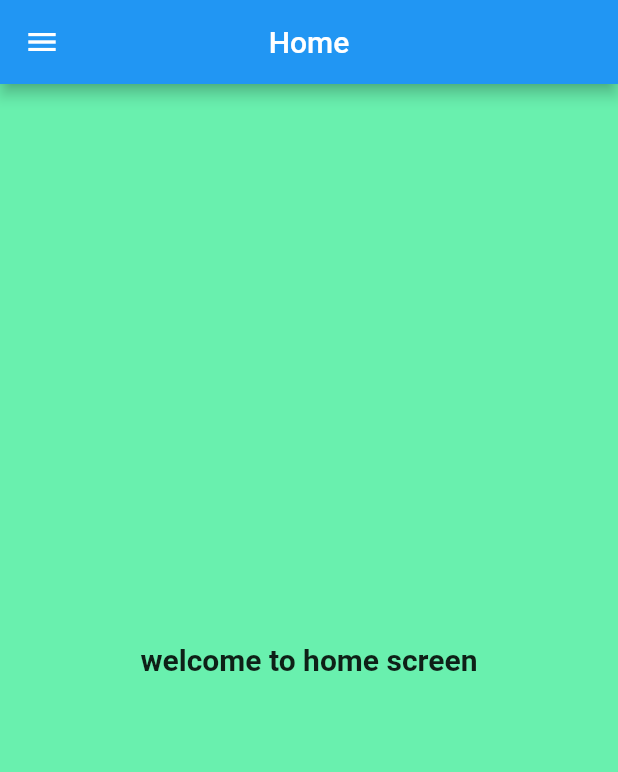
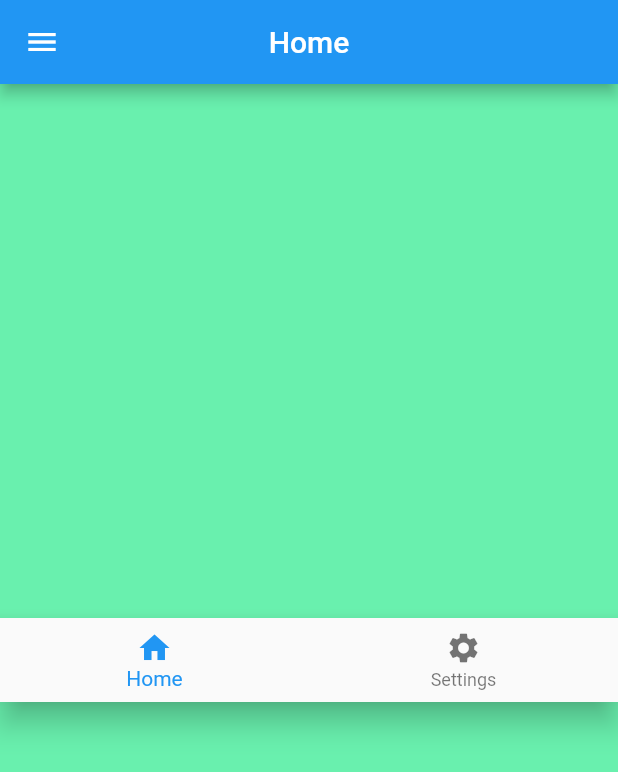
Before and after one commit to Huzaifa2712/ToDo_App, a Flutter app: the screen it shows after launch, on a phone screen of 412 x 824 dp. Shown: the top 772 px of the screen. Run offline on Flutter 3.47's test engine with Material 2 defaults, Android fonts, the phone set to English and light mode, and no system bars.

Commit message:
bottom navigation bar added

```diff
--- a/lib/screens/home_screen.dart
+++ b/lib/screens/home_screen.dart
@@ -22,12 +22,14 @@ class _HomeState extends State<Home> {
           ),
           drawer: const Drawer_Navigation(),
           body: Center(
-            child: Container(
-              child: const Text(
-                'welcome to home screen',
-                style: TextStyle(fontSize: 20, fontWeight: FontWeight.bold),
+            child: BottomNavigationBar(items: const <BottomNavigationBarItem>[
+              BottomNavigationBarItem(icon: Icon(Icons.home), label: 'Home'),
+              BottomNavigationBarItem(
+                icon: Icon(Icons.settings),
+                label: 'Settings',
+                backgroundColor: Colors.pink,
               ),
-            ),
+            ]),
           )),
     );
   }
```
